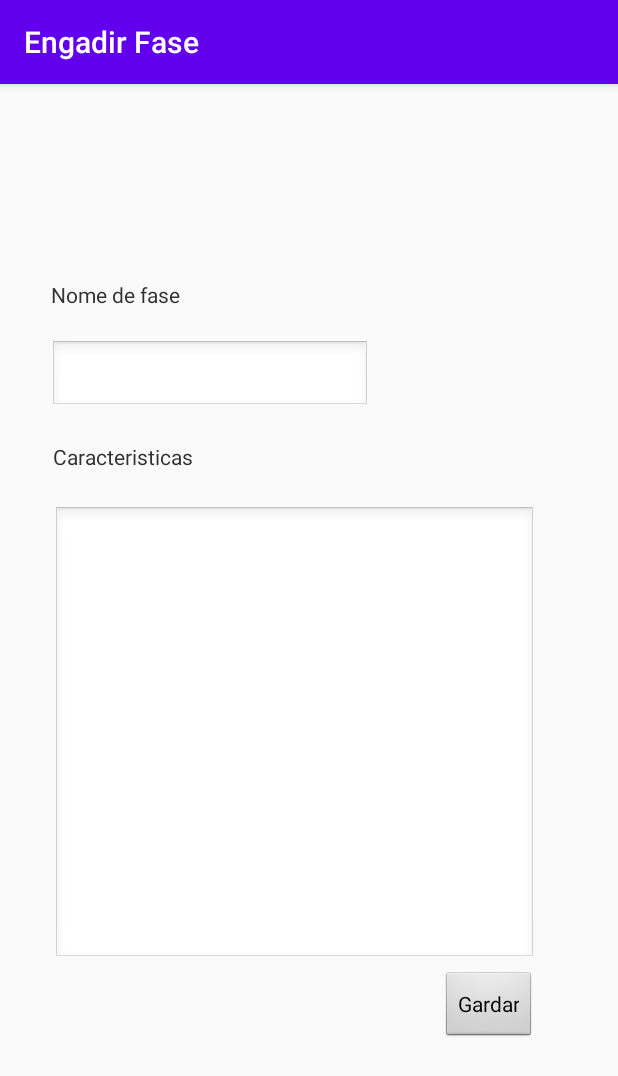
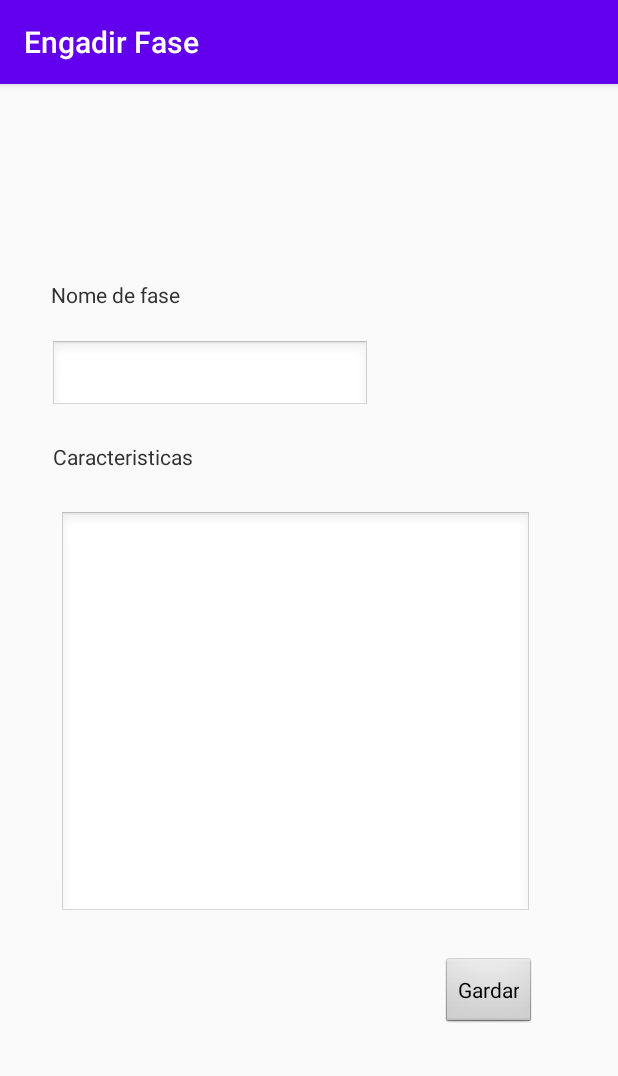
Before and after one commit to oscarfernandezrodriguez/PMDMREC02, an Android app: the EngadirFase screen opened directly, with no data from a screen before it, on a phone screen of 412 x 824 dp. Shown: the top 1076 px of the screen. Run offline under Robolectric (Android 15) with nearby library versions, the phone set to English and light mode, and no system bars.

Commit message:
Rectificacion código

```diff
--- a/app/src/main/java/com/oscarfernandez/pmdmrec02/MainActivity.java
+++ b/app/src/main/java/com/oscarfernandez/pmdmrec02/MainActivity.java
@@ -37,17 +37,10 @@ public class MainActivity extends AppCompatActivity {
         }else if(usuarioT.equals("admin") && !contrasenaT.equals("abc123.") && tipoUT.equals("Administrador")){
             error = Toast.makeText(this, R.string.errorAC,Toast.LENGTH_LONG);
             error.show();
-        }else if(!usuarioT.isEmpty() && !usuarioT.equals("admin") && tipoUT.equals("Usuario") ){
-            usuarioL.putExtra("nombre", usuarioT);
+        }else if(tipoUT.equals("Usuario") ) {
             startActivity(usuarioL);
-        }else if(!usuarioT.isEmpty() && usuarioT.equals("admin") && tipoUT.equals("Usuario") ){
-            error = Toast.makeText(this, R.string.errorUA,Toast.LENGTH_LONG);
-            error.show();
-        }else if(usuarioT.isEmpty() && tipoUT.equals("Usuario") ){
-            error = Toast.makeText(this, R.string.errorU,Toast.LENGTH_LONG);
-            error.show();
         }else{
-            error = Toast.makeText(this, R.string.errorL,Toast.LENGTH_LONG);
+            error = Toast.makeText(this, R.string.errorAN,Toast.LENGTH_LONG);
             error.show();
         }
 
--- a/app/src/main/java/com/oscarfernandez/pmdmrec02/Usuario.java
+++ b/app/src/main/java/com/oscarfernandez/pmdmrec02/Usuario.java
@@ -15,7 +15,7 @@ public class Usuario extends AppCompatActivity {
         setContentView(R.layout.activity_usuario);
         Bundle bundle = getIntent().getExtras();
         TextView NombreT = (TextView) findViewById(R.id.nombre);
-        NombreT.setText(bundle.getString("nombre"));
+        NombreT.setText("Usuario");
     }
 
     public void verFase(View view) {
--- a/app/src/main/res/layout-land/activity_engadirfase.xml
+++ b/app/src/main/res/layout-land/activity_engadirfase.xml
@@ -10,15 +10,14 @@
         android:id="@+id/nomeFase"
         android:layout_width="wrap_content"
         android:layout_height="wrap_content"
-        android:layout_marginStart="34dp"
+        android:layout_marginStart="215dp"
         android:layout_marginTop="40dp"
-        android:layout_marginEnd="289dp"
+        android:layout_marginEnd="428dp"
         android:layout_marginBottom="352dp"
         android:text="@string/nomeFase"
         android:theme="@android:style/Theme.Light"
         app:layout_constraintBottom_toBottomOf="parent"
         app:layout_constraintEnd_toEndOf="parent"
-        app:layout_constraintHorizontal_bias="0.565"
         app:layout_constraintStart_toStartOf="parent"
         app:layout_constraintTop_toTopOf="parent" />
 
@@ -26,65 +25,60 @@
         android:id="@+id/nomeFaseC"
         android:layout_width="wrap_content"
         android:layout_height="wrap_content"
-        android:layout_marginStart="33dp"
-        android:layout_marginTop="72dp"
-        android:layout_marginEnd="165dp"
+        android:layout_marginStart="214dp"
+        android:layout_marginTop="68dp"
+        android:layout_marginEnd="304dp"
+        android:layout_marginBottom="295dp"
         android:autofillHints=""
         android:ems="10"
         android:inputType="textPersonName"
+        app:layout_constraintBottom_toBottomOf="parent"
         app:layout_constraintEnd_toEndOf="parent"
-        app:layout_constraintHorizontal_bias="0.565"
         app:layout_constraintStart_toStartOf="parent"
         app:layout_constraintTop_toTopOf="parent" />
 
     <EditText
         android:id="@+id/carasteristicasC"
-        android:layout_width="267dp"
-        android:layout_height="165dp"
-        android:layout_marginStart="35dp"
-        android:layout_marginTop="171dp"
-        android:layout_marginEnd="29dp"
-        android:layout_marginBottom="83dp"
+        android:layout_width="242dp"
+        android:layout_height="146dp"
+        android:layout_marginStart="215dp"
+        android:layout_marginTop="162dp"
+        android:layout_marginEnd="274dp"
+        android:layout_marginBottom="103dp"
         android:autofillHints=""
         android:ems="10"
         android:gravity="start|top"
         android:inputType="textMultiLine"
         app:layout_constraintBottom_toBottomOf="parent"
         app:layout_constraintEnd_toEndOf="parent"
-        app:layout_constraintHorizontal_bias="0.448"
         app:layout_constraintStart_toStartOf="parent"
-        app:layout_constraintTop_toTopOf="parent"
-        app:layout_constraintVertical_bias="1.0" />
+        app:layout_constraintTop_toTopOf="parent" />
 
     <TextView
         android:id="@+id/caracteristicas"
         android:layout_width="wrap_content"
         android:layout_height="wrap_content"
-        android:layout_marginStart="35dp"
-        android:layout_marginTop="137dp"
-        android:layout_marginEnd="280dp"
-        android:layout_marginBottom="575dp"
+        android:layout_marginStart="215dp"
+        android:layout_marginTop="132dp"
+        android:layout_marginEnd="420dp"
+        android:layout_marginBottom="260dp"
         android:text="@string/caracteristicas"
         app:layout_constraintBottom_toBottomOf="parent"
         app:layout_constraintEnd_toEndOf="parent"
-        app:layout_constraintHorizontal_bias="0.562"
         app:layout_constraintStart_toStartOf="parent"
-        app:layout_constraintTop_toTopOf="parent"
-        app:layout_constraintVertical_bias="0.028" />
+        app:layout_constraintTop_toTopOf="parent" />
 
     <Button
         android:id="@+id/button"
         android:layout_width="wrap_content"
         android:layout_height="wrap_content"
-        android:layout_marginStart="294dp"
-        android:layout_marginTop="658dp"
-        android:layout_marginEnd="29dp"
-        android:layout_marginBottom="25dp"
+        android:layout_marginStart="395dp"
+        android:layout_marginTop="311dp"
+        android:layout_marginEnd="272dp"
+        android:layout_marginBottom="52dp"
         android:text="@string/gardar"
         app:layout_constraintBottom_toBottomOf="parent"
         app:layout_constraintEnd_toEndOf="parent"
-        app:layout_constraintHorizontal_bias="0.334"
         app:layout_constraintStart_toStartOf="parent"
-        app:layout_constraintTop_toTopOf="parent"
-        app:layout_constraintVertical_bias="0.971" />
+        app:layout_constraintTop_toTopOf="parent" />
 </androidx.constraintlayout.widget.ConstraintLayout>
--- a/app/src/main/res/layout/activity_engadirfase.xml
+++ b/app/src/main/res/layout/activity_engadirfase.xml
@@ -40,22 +40,20 @@
 
     <EditText
         android:id="@+id/carasteristicasC"
-        android:layout_width="322dp"
-        android:layout_height="305dp"
+        android:layout_width="315dp"
+        android:layout_height="271dp"
         android:layout_marginStart="35dp"
-        android:layout_marginTop="171dp"
-        android:layout_marginEnd="29dp"
-        android:layout_marginBottom="83dp"
+        android:layout_marginTop="249dp"
+        android:layout_marginEnd="54dp"
+        android:layout_marginBottom="177dp"
         android:autofillHints=""
         android:ems="10"
         android:gravity="start|top"
         android:inputType="textMultiLine"
         app:layout_constraintBottom_toBottomOf="parent"
         app:layout_constraintEnd_toEndOf="parent"
-        app:layout_constraintHorizontal_bias="0.0"
         app:layout_constraintStart_toStartOf="parent"
-        app:layout_constraintTop_toTopOf="parent"
-        app:layout_constraintVertical_bias="0.529" />
+        app:layout_constraintTop_toTopOf="parent" />
 
     <TextView
         android:id="@+id/caracteristicas"
@@ -77,14 +75,13 @@
         android:layout_width="wrap_content"
         android:layout_height="wrap_content"
         android:layout_marginStart="294dp"
-        android:layout_marginTop="591dp"
-        android:layout_marginEnd="29dp"
-        android:layout_marginBottom="92dp"
+        android:layout_marginTop="563dp"
+        android:layout_marginEnd="52dp"
+        android:layout_marginBottom="120dp"
         android:text="@string/gardar"
         app:layout_constraintBottom_toBottomOf="parent"
         app:layout_constraintEnd_toEndOf="parent"
         app:layout_constraintHorizontal_bias="0.0"
         app:layout_constraintStart_toStartOf="parent"
-        app:layout_constraintTop_toTopOf="parent"
-        app:layout_constraintVertical_bias="0.0" />
+        app:layout_constraintTop_toTopOf="parent" />
 </androidx.constraintlayout.widget.ConstraintLayout>
--- a/app/src/main/res/values/strings.xml
+++ b/app/src/main/res/values/strings.xml
@@ -4,11 +4,9 @@
     <string name="usuariot">Usuario:</string>
     <string name="contrasenat">Contraseña:</string>
     <string name="botonEntrar">Acceder</string>
-    <string name="errorL">Ha fallado la autenticación o hay campos vacios!!</string>
-    <string name="errorU">Tiene que introducir el nombre del usuario!!</string>
-    <string name="errorUA">Un usuario no puede llamarse admin, logueese como administrador</string>
     <string name="errorAC">La contraseña de Administrador no es válida</string>
-    <string name="errorAU">el nombre de usuario de Administrador no es válido!</string>
+    <string name="errorAU">El nombre de usuario de Administrador no es válido!</string>
+    <string name="errorAN">No ha cubierto los datos correctos para administrador!</string>
     <string name="botonVerFase">Ver fase desconfinamiento</string>
     <string name="botonSair">Sair</string>
     <string name="botonEngadirFase">Engadir fase</string>
```
